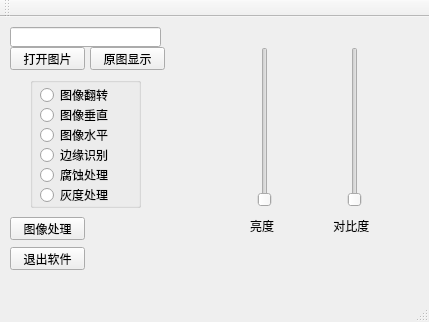
Old version of the form mainwindow.ui in the repository nova-wenbo/QT5opencv3.
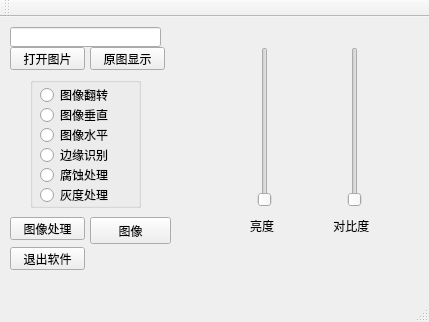
New version of the form.

The edit to the form file:
```diff
--- a/mainwindow.ui
+++ b/mainwindow.ui
@@ -219,6 +219,19 @@
      <string> 对比度</string>
     </property>
    </widget>
+   <widget class="QPushButton" name="pushButton">
+    <property name="geometry">
+     <rect>
+      <x>90</x>
+      <y>200</y>
+      <width>81</width>
+      <height>27</height>
+     </rect>
+    </property>
+    <property name="text">
+     <string>图像</string>
+    </property>
+   </widget>
   </widget>
   <widget class="QMenuBar" name="menuBar">
    <property name="geometry">
```
